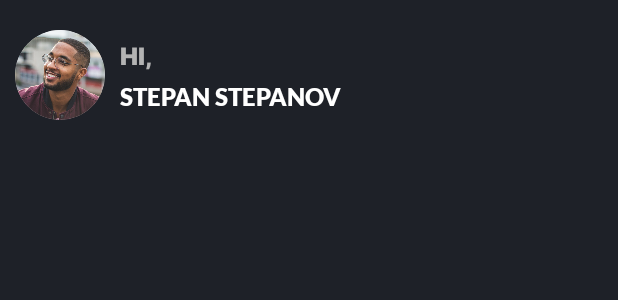
After one commit to Anette11/WeekMonthPlanner, an Android app: the layout item_greeting.xml on its own in the app's theme, with its tools: preview values and no code run, on a phone screen of 412 x 824 dp. The commit adds this screen. Shown: the top 300 px of the screen. Run offline under Robolectric (Android 15) with nearby library versions, the phone set to English and light mode, and no system bars.

Commit message:
Create item_greeting.xml

```diff
--- /dev/null
+++ b/app/src/main/res/layout/item_greeting.xml
@@ -0,0 +1,57 @@
+<?xml version="1.0" encoding="utf-8"?>
+<androidx.constraintlayout.widget.ConstraintLayout xmlns:android="http://schemas.android.com/apk/res/android"
+    xmlns:app="http://schemas.android.com/apk/res-auto"
+    xmlns:tools="http://schemas.android.com/tools"
+    android:layout_width="match_parent"
+    android:layout_height="wrap_content"
+    android:paddingHorizontal="@dimen/_10dp"
+    android:paddingVertical="@dimen/_20dp">
+
+    <androidx.cardview.widget.CardView
+        android:id="@+id/card_view"
+        android:layout_width="@dimen/_60dp"
+        android:layout_height="@dimen/_60dp"
+        app:cardCornerRadius="@dimen/_60dp"
+        app:cardElevation="@dimen/_0dp"
+        app:layout_constraintStart_toStartOf="parent"
+        app:layout_constraintTop_toTopOf="parent">
+
+        <ImageView
+            android:id="@+id/image_view"
+            android:layout_width="@dimen/_60dp"
+            android:layout_height="@dimen/_60dp"
+            android:contentDescription="@string/empty"
+            android:scaleType="centerCrop"
+            tools:src="@drawable/abb70d9a47429527d540bd9a3d7aae8f" />
+
+    </androidx.cardview.widget.CardView>
+
+    <TextView
+        android:id="@+id/text_view_greeting"
+        style="@style/Tiny_Inter_Black_16sp_Gray_dark"
+        android:layout_width="@dimen/_0dp"
+        android:layout_height="wrap_content"
+        android:layout_marginStart="@dimen/_10dp"
+        android:textAlignment="textStart"
+        app:layout_constraintBottom_toTopOf="@+id/text_view_full_name"
+        app:layout_constraintEnd_toEndOf="parent"
+        app:layout_constraintHorizontal_bias="0.5"
+        app:layout_constraintStart_toEndOf="@id/card_view"
+        app:layout_constraintTop_toTopOf="parent"
+        tools:text="@string/greeting" />
+
+    <TextView
+        android:id="@+id/text_view_full_name"
+        style="@style/Tiny_Lato_Black_16sp_White"
+        android:layout_width="@dimen/_0dp"
+        android:layout_height="wrap_content"
+        android:layout_marginStart="@dimen/_10dp"
+        android:textAlignment="textStart"
+        app:layout_constraintBottom_toBottomOf="parent"
+        app:layout_constraintEnd_toEndOf="parent"
+        app:layout_constraintHorizontal_bias="0.5"
+        app:layout_constraintStart_toEndOf="@id/card_view"
+        app:layout_constraintTop_toBottomOf="@+id/text_view_greeting"
+        tools:text="@string/full_name" />
+
+</androidx.constraintlayout.widget.ConstraintLayout>
--- a/app/src/main/res/layout/unknown_1_fragment.xml
+++ b/app/src/main/res/layout/unknown_1_fragment.xml
@@ -5,7 +5,7 @@
     android:layout_height="match_parent">
 
     <TextView
-        style="@style/Tiny_Lato_16sp"
+        style="@style/Tiny_Lato_Black_16sp_White"
         android:layout_width="wrap_content"
         android:layout_height="wrap_content"
         android:text="@string/fragment_1_name"
--- a/app/src/main/res/layout/unknown_2_fragment.xml
+++ b/app/src/main/res/layout/unknown_2_fragment.xml
@@ -5,7 +5,7 @@
     android:layout_height="match_parent">
 
     <TextView
-        style="@style/Tiny_Lato_16sp"
+        style="@style/Tiny_Lato_Black_16sp_White"
         android:layout_width="wrap_content"
         android:layout_height="wrap_content"
         android:text="@string/fragment_2_name"
--- a/app/src/main/res/values/colors.xml
+++ b/app/src/main/res/values/colors.xml
@@ -13,4 +13,5 @@
     <color name="green_light">#72D861</color>
     <color name="green_dark">#355E3B</color>
     <color name="gray_light">#D9D9D9</color>
+    <color name="gray_dark">#B3B3B3</color>
 </resources>
--- a/app/src/main/res/values/dimens.xml
+++ b/app/src/main/res/values/dimens.xml
@@ -1,6 +1,9 @@
 <?xml version="1.0" encoding="utf-8"?>
 <resources>
     <dimen name="_0dp">0dp</dimen>
+    <dimen name="_10dp">10dp</dimen>
+    <dimen name="_20dp">20dp</dimen>
+    <dimen name="_60dp">60dp</dimen>
 
     <dimen name="_16sp">16sp</dimen>
 </resources>
--- a/app/src/main/res/values/strings.xml
+++ b/app/src/main/res/values/strings.xml
@@ -2,5 +2,7 @@
     <string name="app_name">WeekMonthPlanner</string>
     <string name="fragment_1_name">Unknown 1 fragment</string>
     <string name="fragment_2_name">Unknown 2 fragment</string>
+    <string name="greeting">HI,</string>
+    <string name="full_name">STEPAN STEPANOV</string>
     <string name="empty" />
 </resources>
--- a/app/src/main/res/values/themes.xml
+++ b/app/src/main/res/values/themes.xml
@@ -15,9 +15,16 @@
         <item name="android:windowBackground">@color/black_light</item>
     </style>
 
-    <style name="Tiny_Lato_16sp" parent="android:Widget.TextView">
+    <style name="Tiny_Lato_Black_16sp_White" parent="android:Widget.TextView">
         <item name="android:fontFamily">@font/lato_black</item>
         <item name="android:textColor">@color/white</item>
         <item name="android:textSize">@dimen/_16sp</item>
     </style>
+
+    <style name="Tiny_Inter_Black_16sp_Gray_dark" parent="android:Widget.TextView">
+        <item name="android:fontFamily">@font/inter_black</item>
+        <item name="android:textColor">@color/gray_dark</item>
+        <item name="android:textSize">@dimen/_16sp</item>
+    </style>
+
 </resources>
```
